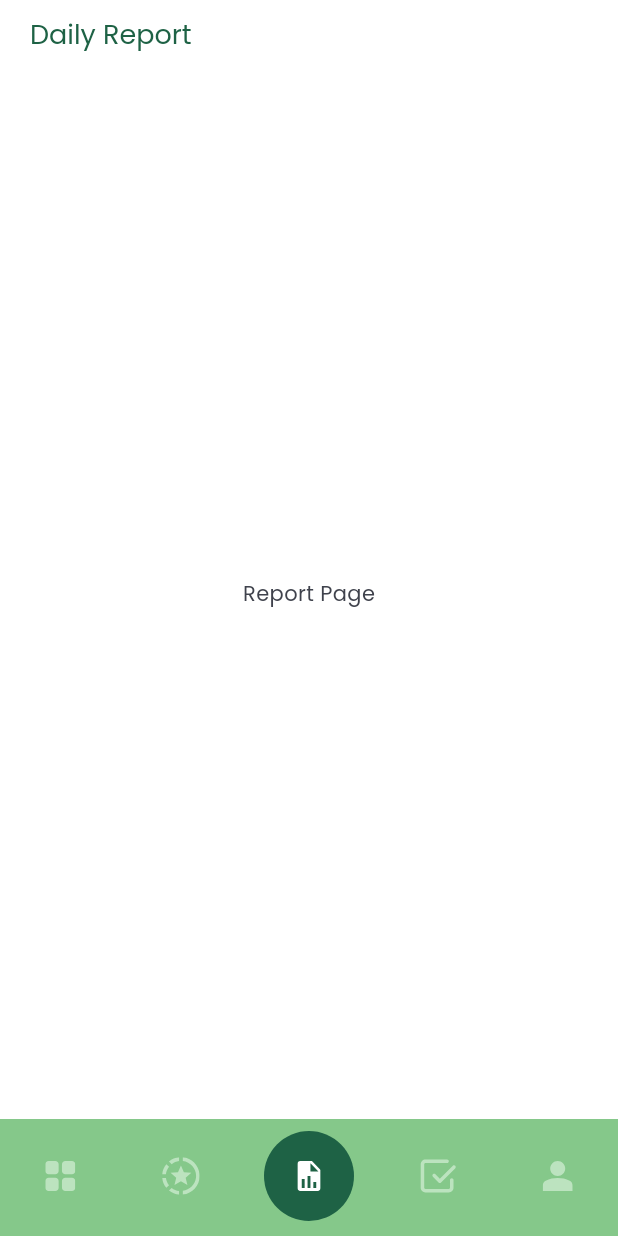
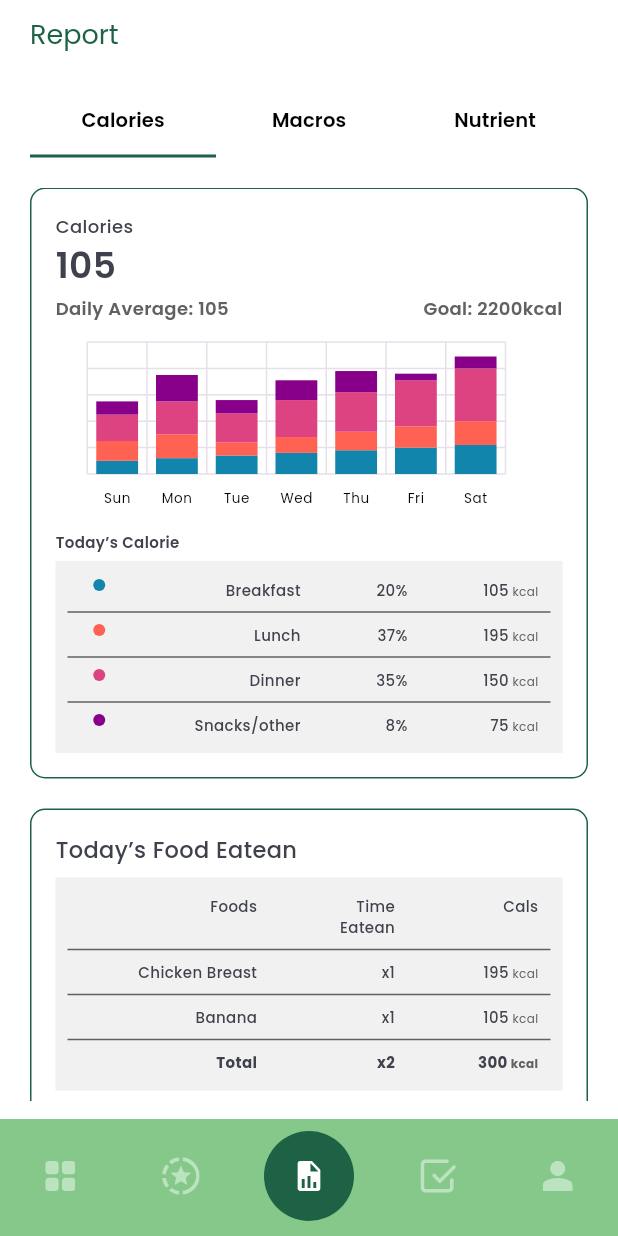
Before and after one commit to NutriCall/NutriCall-App, a Flutter app: the screen it shows after launch, after a tap on "Log in", after a tap on "more", on a phone screen of 412 x 824 dp. Run offline on Flutter 3.47's test engine with Material 3 defaults, Android fonts, the phone set to English and light mode, and no system bars; our stand-ins replace flutter_dotenv, flutter_riverpod, flutter_svg, gap, go_router, google_fonts and 7 more; generated files the repository leaves out were written again.

Commit message:
implement daily report page

```diff
--- a/lib/features/progress/pages/progress_page.dart
+++ b/lib/features/progress/pages/progress_page.dart
@@ -244,5 +244,4 @@ class ProgressPage extends HookConsumerWidget {
     }
     return chartData;
   }
-
 }
--- a/lib/features/report/pages/report_page.dart
+++ b/lib/features/report/pages/report_page.dart
@@ -1,19 +1,80 @@
 import 'package:flutter/material.dart';
-import 'package:hooks_riverpod/hooks_riverpod.dart';
+import 'package:google_fonts/google_fonts.dart';
+import 'package:nutri_call_app/features/report/widget/tab_content_calorie.dart.dart';
+import 'package:nutri_call_app/features/report/widget/tab_content_macros.dart';
+import 'package:nutri_call_app/features/report/widget/tab_content_nutrient.dart';
 import 'package:nutri_call_app/helpers/widget/custom_app_bar.dart';
+import 'package:nutri_call_app/utils/app_color.dart';
 
-class ReportPage extends HookConsumerWidget {
+class ReportPage extends StatefulWidget {
   const ReportPage({super.key});
+
   @override
-  Widget build(BuildContext context, WidgetRef ref) {
-    return const Scaffold(
-      appBar: CustomAppBar(
-        title: 'Daily Report',
-      ),
-      body: Padding(
-        padding: EdgeInsets.symmetric(horizontal: 20, vertical: 20),
-        child: Center(
-          child: Text('Report Page'),
+  State<ReportPage> createState() => _ReportPageState();
+}
+
+class _ReportPageState extends State<ReportPage> with SingleTickerProviderStateMixin {
+  final List<Tab> _tabs = [
+    const Tab(text: 'Calories'),
+    const Tab(text: 'Macros'),
+    const Tab(text: 'Nutrient'),
+  ];
+
+  late final TabController _tabController;
+
+  Future<void> _refreshReport() async {
+    await Future.delayed(const Duration(seconds: 2));
+  }
+
+  @override
+  void initState() {
+    super.initState();
+    _tabController = TabController(length: _tabs.length, vsync: this);
+  }
+
+  @override
+  void dispose() {
+    _tabController.dispose();
+    super.dispose();
+  }
+
+  @override
+  Widget build(BuildContext context) {
+    return RefreshIndicator(
+      onRefresh: _refreshReport,
+      color: AppColor.semiBlack,
+      child: Scaffold(
+        appBar: const CustomAppBar(title: 'Report'),
+        body: Padding(
+          padding: const EdgeInsets.symmetric(horizontal: 20, vertical: 12),
+          child: Column(
+            children: [
+              TabBar(
+                controller: _tabController,
+                tabs: _tabs,
+                labelStyle: TextStyle(
+                  fontSize: 13,
+                  fontWeight: FontWeight.w600,
+                  fontFamily: GoogleFonts.poppins().fontFamily,
+                ),
+                labelColor: Colors.black,
+                indicatorColor: AppColor.darkGreen,
+                unselectedLabelColor: Colors.black,
+                indicatorSize: TabBarIndicatorSize.tab,
+                dividerColor: Colors.transparent,
+              ),
+              Expanded(
+                child: TabBarView(
+                  controller: _tabController,
+                  children: const [
+                    TabContentCalorie(),
+                    TabContentMacros(),
+                    TabContentNutrient(),
+                  ],
+                ),
+              ),
+            ],
+          ),
         ),
       ),
     );
--- /dev/null
+++ b/lib/features/report/widget/bar_chart_widget.dart
@@ -0,0 +1,72 @@
+import 'package:flutter/material.dart';
+import 'package:google_fonts/google_fonts.dart';
+import 'package:hooks_riverpod/hooks_riverpod.dart';
+import 'package:syncfusion_flutter_charts/charts.dart';
+
+class BarChartWidget extends HookConsumerWidget {
+  final List<List<double>> yValues;
+  final List<Color> colors;
+
+  const BarChartWidget({
+    super.key,
+    required this.yValues,
+    required this.colors,
+  });
+
+  @override
+  Widget build(BuildContext context, WidgetRef ref) {
+    final List<String> xLabels = ['Sun', 'Mon', 'Tue', 'Wed', 'Thu', 'Fri', 'Sat'];
+
+    return Scaffold(
+      body: SizedBox(
+        width: 310,
+        height: 150,
+        child: SfCartesianChart(
+          series: List.generate(
+            colors.length,
+            (index) => StackedColumnSeries<String, String>(
+              dataSource: xLabels,
+              xValueMapper: (String day, int i) => day,
+              yValueMapper: (String day, int i) => yValues[i][index],
+              color: colors[index],
+            ),
+          ),
+          primaryXAxis: CategoryAxis(
+            majorGridLines: const MajorGridLines(width: 1),
+            axisLine: const AxisLine(width: 0),
+            majorTickLines: const MajorTickLines(width: 0),
+            labelStyle: GoogleFonts.poppins(
+              fontSize: 9,
+              fontWeight: FontWeight.w400,
+              color: Colors.black,
+            ),
+          ),
+          primaryYAxis: NumericAxis(
+            minimum: 0,
+            maximum: 100,
+            interval: 20,
+            majorGridLines: const MajorGridLines(width: 1),
+            axisLine: const AxisLine(width: 0),
+            majorTickLines: const MajorTickLines(width: 0),
+            labelStyle: GoogleFonts.poppins(
+              fontSize: 0,
+              fontWeight: FontWeight.w400,
+              color: Colors.black,
+            ),
+          ),
+          plotAreaBorderWidth: 0,
+        ),
+      ),
+    );
+  }
+}
+
+
+class ChartData{
+  ChartData(this.x, this.y1, this.y2, this.y3, this.y4);
+  final String x;
+  final double y1;
+  final double y2;
+  final double y3;
+  final double y4;
+}
--- /dev/null
+++ b/lib/features/report/widget/custom_table_widget.dart
@@ -0,0 +1,98 @@
+import 'package:flutter/material.dart';
+import 'package:google_fonts/google_fonts.dart';
+import 'package:nutri_call_app/utils/app_color.dart';
+
+class CustomTableWidget extends StatelessWidget {
+  final int rowCount;
+  final int columnCount;
+  final List<List<String>> data;
+
+  const CustomTableWidget({
+    super.key,
+    required this.rowCount,
+    required this.columnCount,
+    required this.data,
+  });
+
+  @override
+  Widget build(BuildContext context) {
+    final Map<String, Color> colorMap = {
+      "A1": AppColor.blue,
+      "A2": AppColor.orange,
+      "A3": AppColor.pink,
+      "A4": AppColor.purple,
+    };
+
+    return Container(
+      width: double.infinity,
+      color: AppColor.darkWhite,
+      padding: const EdgeInsets.symmetric(horizontal: 8.0, vertical: 4.0),
+      child: Table(
+        columnWidths: {
+          for (int i = 0; i < columnCount; i++)
+            i: data.any((row) => colorMap.containsKey(row[i]))
+                ? const FixedColumnWidth(8.0)
+                : const IntrinsicColumnWidth(),
+        },
+        border: const TableBorder(
+          horizontalInside: BorderSide(color: AppColor.grey, width: 1),
+        ),
+        children: List.generate(
+          rowCount,
+          (rowIndex) => TableRow(
+            children: List.generate(
+              columnCount,
+              (colIndex) {
+                String cellData = data[rowIndex][colIndex];
+                bool isTotalRow = data[rowIndex].contains("Total");
+
+                if (colorMap.containsKey(cellData)) {
+                  return Padding(
+                    padding: const EdgeInsets.fromLTRB(0, 8, 0, 0),
+                    child: Container(
+                      width: 8,
+                      height: 8,
+                      decoration: BoxDecoration(
+                        color: colorMap[cellData],
+                        shape: BoxShape.circle,
+                      ),
+                    ),
+                  );
+                } else {
+                  return Padding(
+                    padding: const EdgeInsets.all(8.0),
+                    child: Text.rich(
+                      TextSpan(
+                        text: cellData.contains("(kcal)")
+                            ? cellData
+                            : cellData.replaceAll(" kcal", ""),
+                        style: GoogleFonts.poppins(
+                          color: AppColor.semiBlack,
+                          fontSize: 10,
+                          fontWeight: isTotalRow ? FontWeight.w700 : FontWeight.w500,
+                        ),
+                        children: [
+                          if (cellData.contains("kcal") && !cellData.contains("(kcal)"))
+                            TextSpan(
+                              text: " kcal",
+                              style: GoogleFonts.poppins(
+                                color: AppColor.grey,
+                                fontSize: 8,
+                                fontWeight: isTotalRow ? FontWeight.w700 : FontWeight.w400,
+                              ),
+                            ),
+                        ],
+                      ),
+                      textAlign: TextAlign.end,
+                      softWrap: true,
+                    ),
+                  );
+                }
+              },
+            ),
+          )
+        ),
+      ),
+    );
+  }
+}
--- /dev/null
+++ b/lib/features/report/widget/tab_content_calorie.dart.dart
@@ -0,0 +1,196 @@
+import 'package:flutter/material.dart';
+import 'package:gap/gap.dart';
+import 'package:google_fonts/google_fonts.dart';
+import 'package:hooks_riverpod/hooks_riverpod.dart';
+import 'package:nutri_call_app/features/report/widget/bar_chart_widget.dart';
+import 'package:nutri_call_app/features/report/widget/custom_table_widget.dart';
+import 'package:nutri_call_app/utils/app_color.dart';
+
+class TabContentCalorie extends HookConsumerWidget {
+  const TabContentCalorie({super.key});
+
+    Future<void> _refreshCalorie() async {
+      await Future.delayed(const Duration(seconds: 2));
+    }
+
+  @override
+  Widget build(BuildContext context, WidgetRef ref) {
+
+    final List<List<String>> dataCalorie = [
+      ["A1", "Breakfast", "20%", "105"],
+      ["A2", "Lunch", "37%", "195"],
+      ["A3", "Dinner", "35%", "150"],
+      ["A4", "Snacks/other", "8%", "75"],
+    ];
+
+    final List<List<String>> modifiedDataCalorie = dataCalorie.map((row) {
+      return List<String>.from(row)..[3] += " kcal";
+    }).toList();
+
+    final List<List<String>> dataFoods = [
+      ["Foods", "Time\nEatean", "Cals"],
+      ["Chicken Breast", "x1", "195"],
+      ["Banana", "x1", "105"],
+      ["Total", "x2", "300"],
+    ];
+
+    final List<List<String>> modifiedDataFoods = dataFoods.asMap().map((rowIndex, row) {
+      return MapEntry(
+        rowIndex,
+        List<String>.from(row)..[2] = (rowIndex != 0) ? "${row[2]} kcal" : row[2],
+      );
+    }).values.toList();
+
+
+    return RefreshIndicator(
+      onRefresh: _refreshCalorie,
+      color: AppColor.semiBlack,
+      child: Scaffold(
+        body: Padding(
+          padding: const EdgeInsets.only(top: 20),
+          child: SingleChildScrollView(
+            physics: const AlwaysScrollableScrollPhysics(),
+            child: Column(
+              crossAxisAlignment: CrossAxisAlignment.start,
+              mainAxisAlignment: MainAxisAlignment.start,
+              children: [
+                Container(
+                  width: double.infinity,
+                  padding: const EdgeInsets.fromLTRB(0, 16, 16, 16),
+                  decoration: BoxDecoration(
+                    borderRadius: BorderRadius.circular(10),
+                    border: Border.all(
+                      color: AppColor.darkGreen,
+                      width: 1,
+                    ),
+                  ),
+                  child: Column(
+                    crossAxisAlignment: CrossAxisAlignment.start,
+                    mainAxisAlignment: MainAxisAlignment.start,
+                    children: [
+                      Padding(
+                        padding: const EdgeInsets.only(left: 16),
+                        child: Column(
+                          crossAxisAlignment: CrossAxisAlignment.start,
+                          mainAxisAlignment: MainAxisAlignment.start,
+                          children: [
+                            Text(
+                              'Calories',
+                              style: GoogleFonts.poppins(
+                                color: AppColor.semiBlack,
+                                fontSize: 12,
+                                fontWeight: FontWeight.w500,
+                              ),
+                            ),
+                            Text(
+                              '105',
+                              style: GoogleFonts.poppins(
+                                color: AppColor.semiBlack,
+                                fontSize: 24,
+                                fontWeight: FontWeight.w600,
+                              ),
+                            ),
+                            const Gap(4),
+                            Row(
+                              mainAxisAlignment: MainAxisAlignment.spaceBetween,
+                              children: [
+                                Text(
+                                  'Daily Average: 105',
+                                  style: GoogleFonts.poppins(
+                                    color: AppColor.grey,
+                                    fontSize: 12,
+                                    fontWeight: FontWeight.w600,
+                                  ),
+                                ),
+                                Text(
+                                  'Goal: 2200kcal',
+                                  style: GoogleFonts.poppins(
+                                    color: AppColor.grey,
+                                    fontSize: 12,
+                                    fontWeight: FontWeight.w600,
+                                  ),
+                                ),
+                              ],
+                            ),
+                            const Gap(4),
+                            const SizedBox(
+                              height: 130,
+                              child: BarChartWidget(
+                                yValues: [
+                                  [10, 15, 20, 10],
+                                  [12, 18, 25, 20],
+                                  [14, 10, 22, 10],
+                                  [16, 12, 28, 15],
+                                  [18, 14, 30, 16],
+                                  [20, 16, 35, 5],
+                                  [22, 18, 40, 9],
+                                ],
+                                colors: [AppColor.blue, AppColor.orange, AppColor.pink, AppColor.purple],
+                              )
+                            ),
+                            const Gap(6),
+                            Text(
+                              'Today’s Calorie',
+                              style: GoogleFonts.poppins(
+                                color: AppColor.semiBlack,
+                                fontSize: 10,
+                                fontWeight: FontWeight.w600,
+                              ),
+                            ),
+                            const Gap(6),
+                            CustomTableWidget(
+                              rowCount: 4,
+                              columnCount: 4,
+                              data: modifiedDataCalorie
+                            )
+                          ],
+                        ),
+                      ),
+                    ],
+                  ),
+                ),
+                const Gap(20),
+                Container(
+                  width: double.infinity,
+                  padding: const EdgeInsets.fromLTRB(16, 16, 16, 16),
+                  decoration: BoxDecoration(
+                    borderRadius: BorderRadius.circular(10),
+                    border: Border.all(
+                      color: AppColor.darkGreen,
+                      width: 1,
+                    ),
+                  ),
+                  child: Column(
+                    crossAxisAlignment: CrossAxisAlignment.start,
+                    children: [
+                      Column(
+                        crossAxisAlignment: CrossAxisAlignment.start,
+                        children: [
+                          Text(
+                            'Today’s Food Eatean',
+                            style: GoogleFonts.poppins(
+                              color: AppColor.semiBlack,
+                              fontSize: 15,
+                              fontWeight: FontWeight.w500,
+                            ),
+                          ),
+                          const Gap(8),
+                          CustomTableWidget(
+                            rowCount: 4,
+                            columnCount: 3,
+                            data: modifiedDataFoods
+                          )
+                        ]
+                      ),
+                    ],
+                  ),
+                ),
+                const Gap(50),
+              ],
+            ),
+          ),
+        ),
+      ),
+    );
+  }
+}
```
Also changed, not shown: lib/features/report/widget/tab_content_macros.dart (added, +154 -0 lines), lib/features/report/widget/tab_content_nutrient.dart (added, +89 -0 lines).
